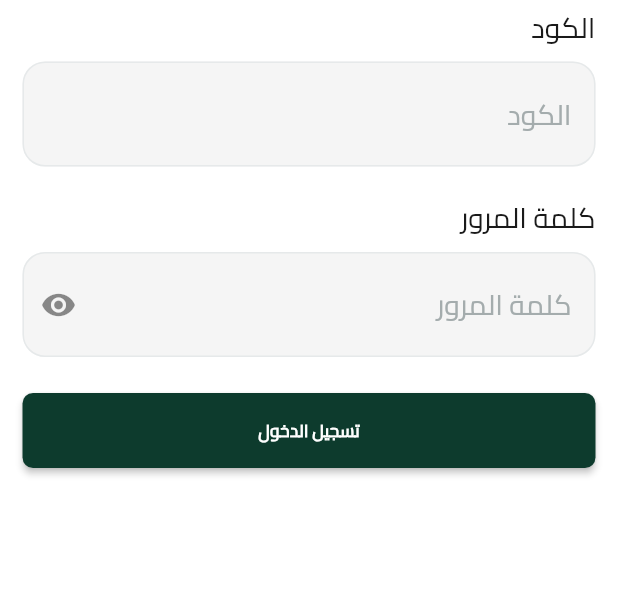
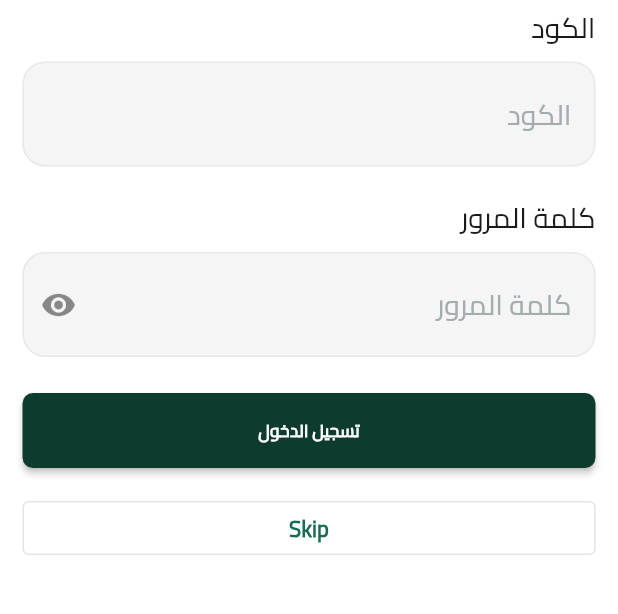
Before and after one commit to faroukshahin404/Eatic-offline, a Flutter app: the screen it shows after launch, on a phone screen of 412 x 824 dp, the part 315-929 px from its top. Run offline on Flutter 3.47's test engine with Material 3 defaults, Android fonts, the phone set to English and light mode, and no system bars; our stand-ins replace dartz, easy_localization, flutter_bloc, flutter_secure_storage, get_it, go_router and 2 more; accounts and stored records are empty.

Commit message:
Add skip button to login form and refactor validators for better readability

```diff
--- a/lib/features/login/widgets/login_form_widget.dart
+++ b/lib/features/login/widgets/login_form_widget.dart
@@ -1,11 +1,13 @@
 import 'package:easy_localization/easy_localization.dart';
 import 'package:flutter/material.dart';
 import 'package:flutter_bloc/flutter_bloc.dart';
+import 'package:go_router/go_router.dart';
 
 import '../../../core/constants/app_assets.dart';
 import '../../../core/widgets/custom_assets_image.dart';
 import '../../../core/widgets/custom_button_widget.dart';
 import '../../../core/widgets/custom_text_field.dart';
+import '../../../routes/app_paths.dart';
 import '../cubit/login_cubit.dart';
 
 class LoginFormWidget extends StatelessWidget {
@@ -30,9 +32,11 @@ class LoginFormWidget extends StatelessWidget {
               hint: 'add_user_form.code'.tr(),
               controller: cubit.codeController,
               isOnlyNumbers: true,
-              validator: (v) => (v == null || v.trim().isEmpty)
-                  ? 'validation.required'.tr()
-                  : null,
+              validator:
+                  (v) =>
+                      (v == null || v.trim().isEmpty)
+                          ? 'validation.required'.tr()
+                          : null,
             ),
             const SizedBox(height: 16),
             CustomTextField(
@@ -41,9 +45,11 @@ class LoginFormWidget extends StatelessWidget {
               controller: cubit.passwordController,
               isPassword: true,
               maxLines: 1,
-              validator: (v) => (v == null || v.trim().isEmpty)
-                  ? 'validation.required'.tr()
-                  : null,
+              validator:
+                  (v) =>
+                      (v == null || v.trim().isEmpty)
+                          ? 'validation.required'.tr()
+                          : null,
             ),
             const SizedBox(height: 24),
             CustomButtonWidget(
@@ -52,6 +58,13 @@ class LoginFormWidget extends StatelessWidget {
               text: 'login',
               onPressed: () => cubit.login(),
             ),
+            SizedBox(height: 16),
+            OutlinedButton(
+              onPressed: () {
+                context.go(AppPaths.main);
+              },
+              child: Text('Skip'),
+            ),
           ],
         ),
       ),
```
